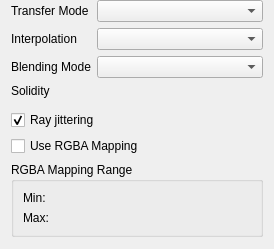
The window that tomviz/modules/ModuleVolumeWidget.ui (OpenChemistry/tomviz) describes before a commit, drawn with Qt 5.
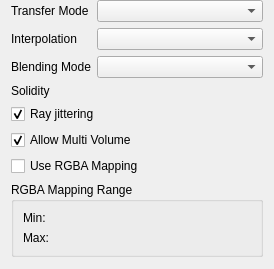
The same window after the commit. Custom widgets are drawn as their Qt base class.

Commit message: Add toggle to the UI to switch off the MultiVolume rendering

What changed in the file:
```diff
--- a/tomviz/modules/ModuleVolumeWidget.ui
+++ b/tomviz/modules/ModuleVolumeWidget.ui
@@ -81,6 +81,16 @@
      </property>
     </widget>
    </item>
+   <item>
+    <widget class="QCheckBox" name="cbMultiVolume">
+     <property name="text">
+      <string>Allow Multi Volume</string>
+     </property>
+     <property name="checked">
+      <bool>true</bool>
+     </property>
+    </widget>
+   </item>
    <item>
     <widget class="QCheckBox" name="useRgbaMapping">
      <property name="toolTip">
```
The commit also changes 6 other files.
